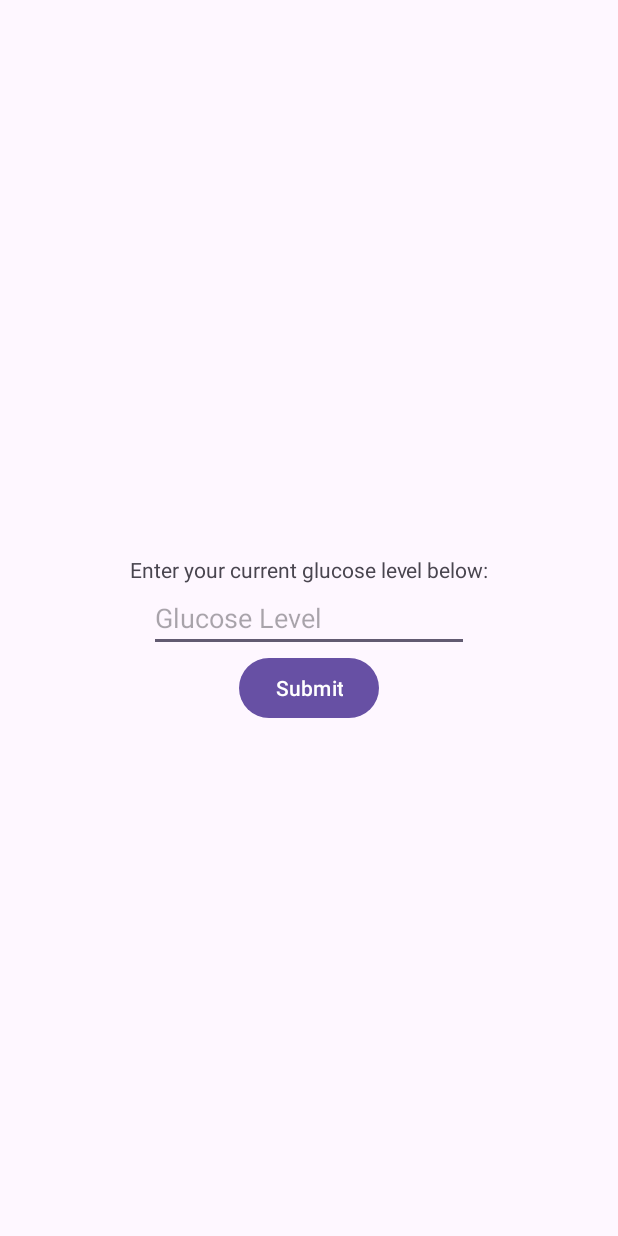
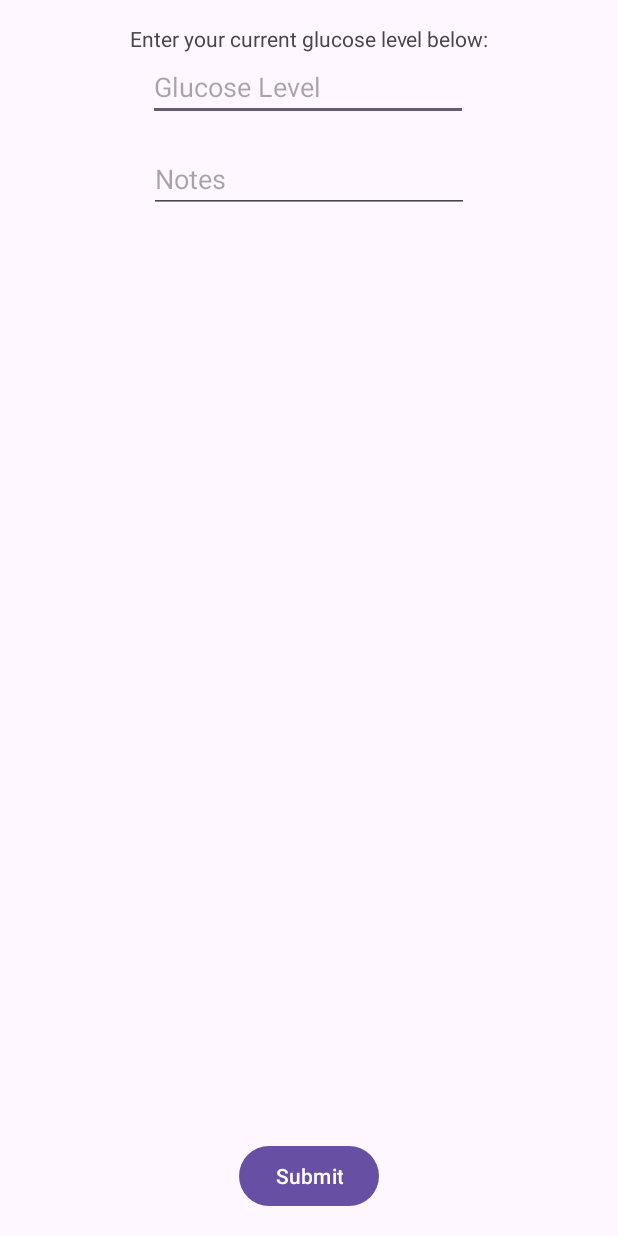
Before and after one commit to BillyGTCarlyle/DiabetesDB, an Android app: the UpdateMealActivity screen opened directly, with no data from a screen before it, on a phone screen of 412 x 824 dp. Run offline under Robolectric (Android 15) with nearby library versions, the phone set to English and light mode, and no system bars.

Commit message:
User can now add notes when entering their second glucose reading.

```diff
--- a/app/src/main/res/layout/activity_updatemeal.xml
+++ b/app/src/main/res/layout/activity_updatemeal.xml
@@ -13,25 +13,40 @@
         android:ems="10"
         android:hint="Glucose Level"
         android:inputType="phone"
-        app:layout_constraintBottom_toBottomOf="parent"
         app:layout_constraintEnd_toEndOf="parent"
+        app:layout_constraintHorizontal_bias="0.497"
         app:layout_constraintStart_toStartOf="parent"
-        app:layout_constraintTop_toTopOf="parent" />
+        app:layout_constraintTop_toBottomOf="@+id/lblEnterGlucose" />
 
     <TextView
         android:id="@+id/lblEnterGlucose"
         android:layout_width="wrap_content"
         android:layout_height="wrap_content"
+        android:layout_marginTop="16dp"
         android:text="Enter your current glucose level below:"
-        app:layout_constraintBottom_toTopOf="@+id/editGlucoseLevel1h"
         app:layout_constraintEnd_toEndOf="parent"
-        app:layout_constraintStart_toStartOf="parent" />
+        app:layout_constraintStart_toStartOf="parent"
+        app:layout_constraintTop_toTopOf="parent" />
 
     <Button
         android:id="@+id/btnSubmit"
         android:layout_width="wrap_content"
         android:layout_height="wrap_content"
+        android:layout_marginBottom="16dp"
         android:text="Submit"
+        app:layout_constraintBottom_toBottomOf="parent"
+        app:layout_constraintEnd_toEndOf="parent"
+        app:layout_constraintStart_toStartOf="parent" />
+
+    <EditText
+        android:id="@+id/editNotes"
+        android:layout_width="wrap_content"
+        android:layout_height="wrap_content"
+        android:layout_marginTop="16dp"
+        android:ems="10"
+        android:hint="Notes"
+        android:gravity="start|top"
+        android:inputType="textMultiLine"
         app:layout_constraintEnd_toEndOf="parent"
         app:layout_constraintStart_toStartOf="parent"
         app:layout_constraintTop_toBottomOf="@+id/editGlucoseLevel1h" />
```
Also changed, not shown: app/src/main/java/com/billycarlyle/diabetesdb/Meal.java (+7 -0 lines), app/src/main/java/com/billycarlyle/diabetesdb/UpdateMealActivity.java (+17 -3 lines).
